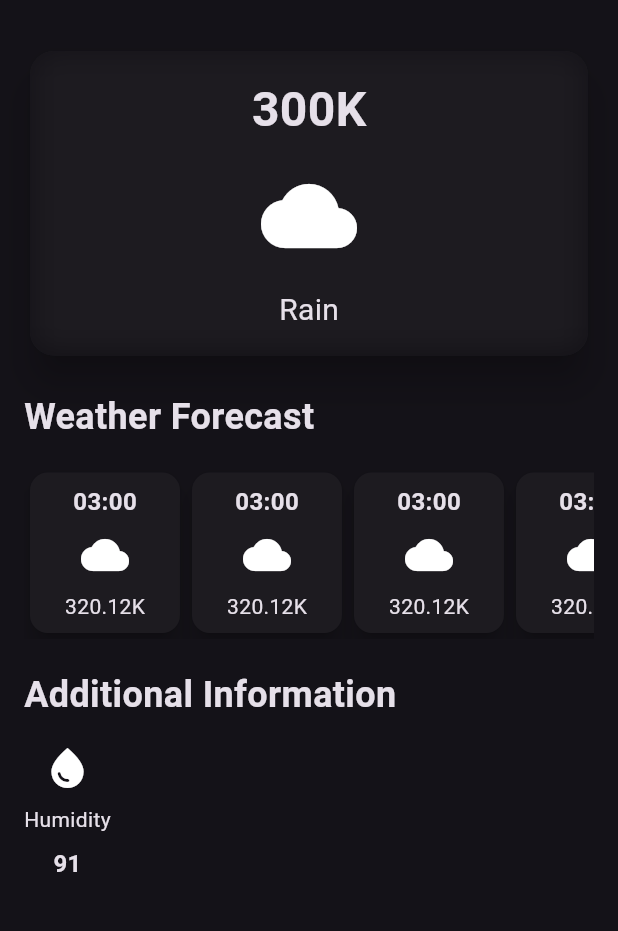
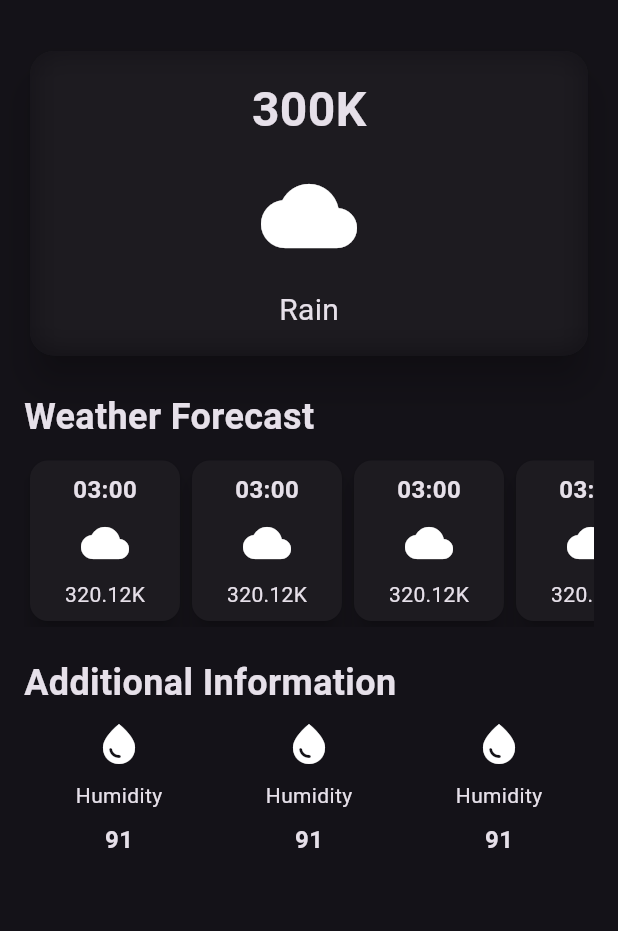
Before and after one commit to sanghaibiraj/weather_app_flutter, a Flutter app: the screen it shows after launch, on a phone screen of 412 x 824 dp, the part 63-994 px from its top. Run offline on Flutter 3.47's test engine with Material 3 defaults, Android fonts, the phone set to English and light mode, and no system bars.

Commit message:
additional info design

```diff
--- /dev/null
+++ b/lib/additional_info_item.dart
@@ -0,0 +1,29 @@
+import 'package:flutter/material.dart';
+
+class AdditionalInfoItem extends StatelessWidget {
+  const AdditionalInfoItem({
+    super.key,
+  });
+
+  @override
+  Widget build(BuildContext context) {
+    return Column(
+      children: [
+        Icon(
+          Icons.water_drop,
+          size: 32,
+        ),
+        const SizedBox(height: 8),
+        Text('Humidity'),
+        const SizedBox(height: 8),
+        Text(
+          '91',
+          style: TextStyle(
+            fontSize: 16,
+            fontWeight: FontWeight.bold,
+          ),
+        ),
+      ],
+    );
+  }
+}
--- /dev/null
+++ b/lib/hourly_forecast_item.dart
@@ -0,0 +1,41 @@
+import 'package:flutter/material.dart';
+
+class HourlyForecastItem extends StatelessWidget {
+  const HourlyForecastItem({super.key});
+
+  @override
+  Widget build(BuildContext context) {
+    return Card(
+      elevation: 6,
+      child: Container(
+        width: 100,
+        padding: const EdgeInsets.all(8.0),
+        decoration: BoxDecoration(
+          borderRadius: BorderRadius.circular(12),
+        ),
+        child: const Column(
+          children: [
+            Text(
+              '03:00',
+              style: TextStyle(
+                fontSize: 16,
+                fontWeight: FontWeight.bold,
+              ),
+            ),
+            SizedBox(
+              height: 8,
+            ),
+            Icon(
+              Icons.cloud,
+              size: 32,
+            ),
+            SizedBox(
+              height: 8,
+            ),
+            Text('320.12K'),
+          ],
+        ),
+      ),
+    );
+  }
+}
--- a/lib/weather_screen.dart
+++ b/lib/weather_screen.dart
@@ -1,6 +1,7 @@
 import 'dart:ui';
-
 import 'package:flutter/material.dart';
+import 'package:weather_app_flutter/additional_info_item.dart';
+import 'package:weather_app_flutter/hourly_forecast_item.dart';
 
 class WeatherScreen extends StatelessWidget {
   const WeatherScreen({super.key});
@@ -84,7 +85,7 @@ class WeatherScreen extends StatelessWidget {
                 fontWeight: FontWeight.bold,
               ),
             ),
-            const SizedBox(height: 16),
+            const SizedBox(height: 8),
             const SingleChildScrollView(
               scrollDirection: Axis.horizontal,
               child: Row(
@@ -105,27 +106,13 @@ class WeatherScreen extends StatelessWidget {
                 fontWeight: FontWeight.bold,
               ),
             ),
-            const SizedBox(height: 16),
-            Row(
+            const SizedBox(height: 8),
+            const Row(
+              mainAxisAlignment: MainAxisAlignment.spaceAround,
               children: [
-                Column(
-                  children: [
-                    Icon(
-                      Icons.water_drop,
-                      size: 32,
-                    ),
-                    const SizedBox(height: 8),
-                    Text('Humidity'),
-                    const SizedBox(height: 8),
-                    Text(
-                      '91',
-                      style: TextStyle(
-                        fontSize: 16,
-                        fontWeight: FontWeight.bold,
-                      ),
-                    ),
-                  ],
-                ),
+                AdditionalInfoItem(),
+                AdditionalInfoItem(),
+                AdditionalInfoItem(),
               ],
             )
           ],
@@ -134,43 +121,3 @@ class WeatherScreen extends StatelessWidget {
     );
   }
 }
-
-class HourlyForecastItem extends StatelessWidget {
-  const HourlyForecastItem({super.key});
-
-  @override
-  Widget build(BuildContext context) {
-    return Card(
-      elevation: 6,
-      child: Container(
-        width: 100,
-        padding: const EdgeInsets.all(8.0),
-        decoration: BoxDecoration(
-          borderRadius: BorderRadius.circular(12),
-        ),
-        child: const Column(
-          children: [
-            Text(
-              '03:00',
-              style: TextStyle(
-                fontSize: 16,
-                fontWeight: FontWeight.bold,
-              ),
-            ),
-            SizedBox(
-              height: 8,
-            ),
-            Icon(
-              Icons.cloud,
-              size: 32,
-            ),
-            SizedBox(
-              height: 8,
-            ),
-            Text('320.12K'),
-          ],
-        ),
-      ),
-    );
-  }
-}
```
